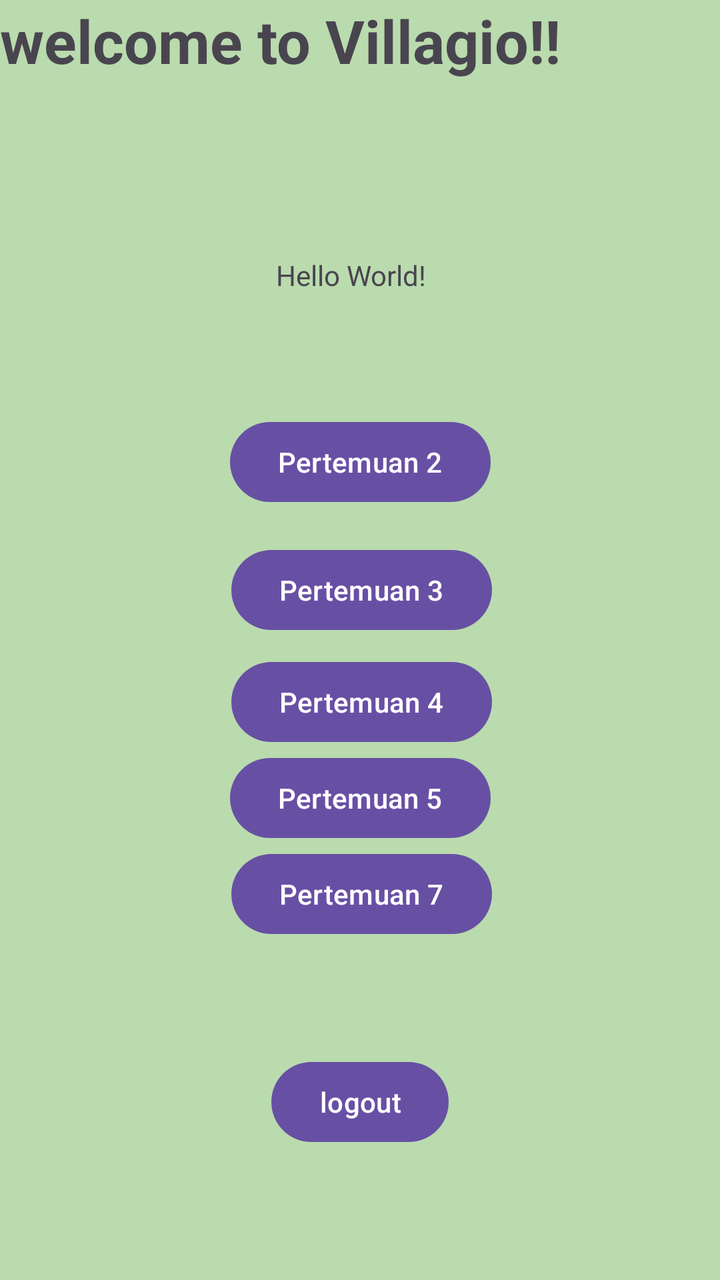
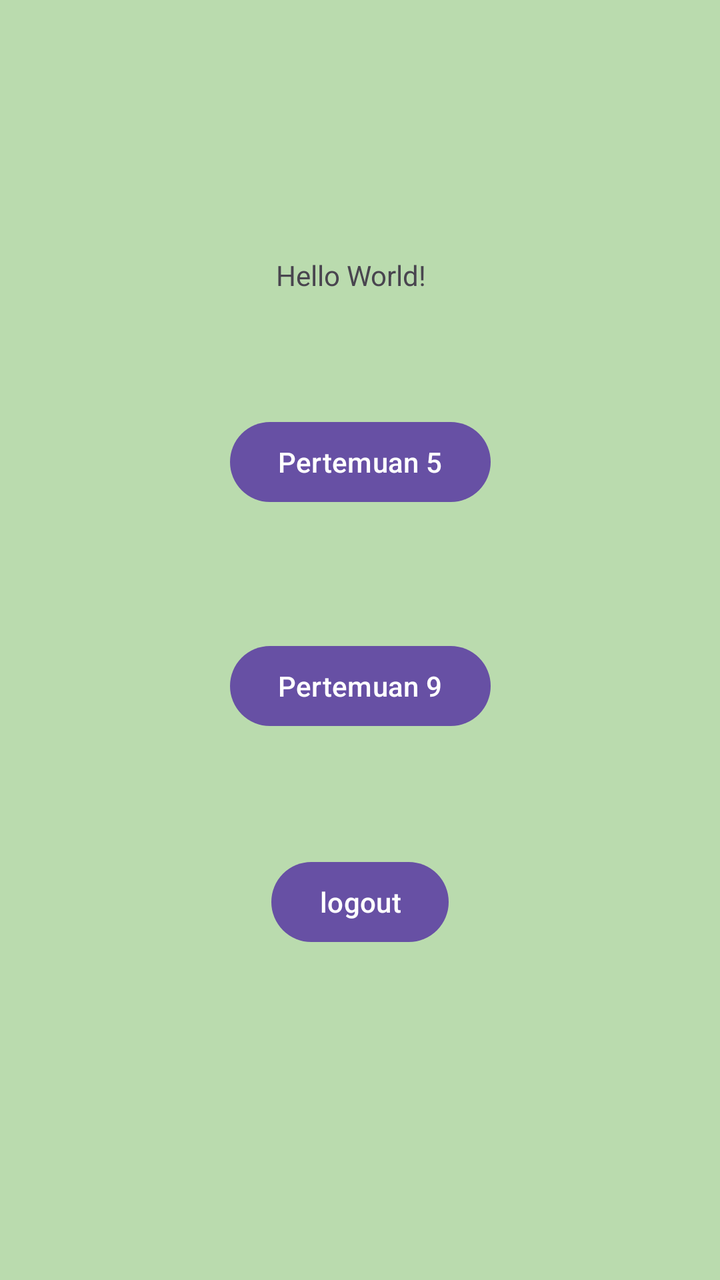

Screens rendered from an Android XML layout before and after an edit, with the pre-edit source and the edit as a unified diff.
<!-- AndroidManifest.xml: application theme Theme.Elincortis -->
<!-- res/layout/fragment_home.xml -->
<?xml version="1.0" encoding="utf-8"?>
<androidx.constraintlayout.widget.ConstraintLayout xmlns:android="http://schemas.android.com/apk/res/android"
    xmlns:app="http://schemas.android.com/apk/res-auto"
    xmlns:tools="http://schemas.android.com/tools"
    android:layout_width="match_parent"
    android:layout_height="match_parent"
    android:background="#BADBAE"
    tools:context=".pertemuan_7.HomeFragment">

    
    <TextView
        android:layout_width="match_parent"
        android:layout_height="match_parent"
        android:textSize="30sp"
        android:textStyle="bold"
        android:text="welcome to Villagio!!" />

    <TextView
        android:id="@+id/textView6"
        android:layout_width="wrap_content"
        android:layout_height="wrap_content"
        android:text="Hello World!"
        app:layout_constraintBottom_toBottomOf="parent"
        app:layout_constraintEnd_toEndOf="parent"
        app:layout_constraintHorizontal_bias="0.485"
        app:layout_constraintStart_toStartOf="parent"
        app:layout_constraintTop_toTopOf="parent"
        app:layout_constraintVertical_bias="0.206" />

    <Button
        android:id="@+id/btn2"
        android:layout_width="wrap_content"
        android:layout_height="wrap_content"
        android:layout_marginTop="60dp"
        android:text="Pertemuan 2"
        app:layout_constraintEnd_toEndOf="parent"
        app:layout_constraintStart_toStartOf="parent"
        app:layout_constraintTop_toBottomOf="@+id/textView6" />

    <Button
        android:id="@+id/btnlogout"
        android:layout_width="wrap_content"
        android:layout_height="wrap_content"
        android:layout_marginTop="272dp"
        android:text="logout"
        app:layout_constraintEnd_toEndOf="parent"
        app:layout_constraintStart_toStartOf="parent"
        app:layout_constraintTop_toBottomOf="@+id/btn2" />

    <Button
        android:id="@+id/btn3"
        android:layout_width="wrap_content"
        android:layout_height="wrap_content"
        android:layout_marginTop="16dp"
        android:text="Pertemuan 3"
        app:layout_constraintEnd_toEndOf="parent"
        app:layout_constraintHorizontal_bias="0.503"
        app:layout_constraintStart_toStartOf="parent"
        app:layout_constraintTop_toBottomOf="@+id/btn2" />

    <Button
        android:id="@+id/btn4"
        android:layout_width="wrap_content"
        android:layout_height="wrap_content"
        android:layout_marginTop="8dp"
        android:text="Pertemuan 4"
        app:layout_constraintEnd_toEndOf="parent"
        app:layout_constraintHorizontal_bias="0.503"
        app:layout_constraintStart_toStartOf="parent"
        app:layout_constraintTop_toBottomOf="@+id/btn3" />

    <Button
        android:id="@+id/btn5"
        app:layout_constraintEnd_toEndOf="parent"
        app:layout_constraintStart_toStartOf="parent"
        app:layout_constraintTop_toBottomOf="@+id/btn4"
        android:layout_width="wrap_content"
        android:layout_height="wrap_content"
        android:text="Pertemuan 5"
        tools:layout_editor_absoluteX="131dp"
        tools:layout_editor_absoluteY="132dp" />

    <Button
        android:id="@+id/btn7"
        android:layout_width="wrap_content"
        android:layout_height="wrap_content"
        android:text="Pertemuan 7"
        app:layout_constraintEnd_toEndOf="parent"
        app:layout_constraintHorizontal_bias="0.503"
        app:layout_constraintStart_toStartOf="parent"
        app:layout_constraintTop_toBottomOf="@+id/btn5"
        tools:layout_editor_absoluteY="206dp" />


</androidx.constraintlayout.widget.ConstraintLayout>
<!-- resources referenced by this layout -->
<resources>
  <style name="Theme.Elincortis" parent="Base.Theme.Elincortis" />
  <style name="Base.Theme.Elincortis" parent="Theme.Material3.DayNight.NoActionBar">
          
          
      </style>
</resources>

<!-- the commit's change to res/layout/fragment_home.xml (unified diff, before → after) -->
@@ -8,12 +8,6 @@
     tools:context=".pertemuan_7.HomeFragment">
 
     
-    <TextView
-        android:layout_width="match_parent"
-        android:layout_height="match_parent"
-        android:textSize="30sp"
-        android:textStyle="bold"
-        android:text="welcome to Villagio!!" />
 
     <TextView
         android:id="@+id/textView6"
@@ -27,69 +21,36 @@
         app:layout_constraintTop_toTopOf="parent"
         app:layout_constraintVertical_bias="0.206" />
 
+
     <Button
-        android:id="@+id/btn2"
+        android:id="@+id/btnlogout"
         android:layout_width="wrap_content"
         android:layout_height="wrap_content"
         android:layout_marginTop="60dp"
-        android:text="Pertemuan 2"
+        android:text="logout"
+        app:layout_constraintEnd_toEndOf="parent"
+        app:layout_constraintStart_toStartOf="parent"
+        app:layout_constraintTop_toBottomOf="@+id/btn9" />
+
+    <Button
+        android:id="@+id/btn5"
+        android:layout_width="wrap_content"
+        android:layout_height="wrap_content"
+        android:layout_marginTop="60dp"
+        android:text="Pertemuan 5"
         app:layout_constraintEnd_toEndOf="parent"
         app:layout_constraintStart_toStartOf="parent"
         app:layout_constraintTop_toBottomOf="@+id/textView6" />
 
     <Button
-        android:id="@+id/btnlogout"
+        android:id="@+id/btn9"
         android:layout_width="wrap_content"
         android:layout_height="wrap_content"
-        android:layout_marginTop="272dp"
-        android:text="logout"
+        android:layout_marginTop="64dp"
+        android:text="Pertemuan 9"
         app:layout_constraintEnd_toEndOf="parent"
         app:layout_constraintStart_toStartOf="parent"
-        app:layout_constraintTop_toBottomOf="@+id/btn2" />
-
-    <Button
-        android:id="@+id/btn3"
-        android:layout_width="wrap_content"
-        android:layout_height="wrap_content"
-        android:layout_marginTop="16dp"
-        android:text="Pertemuan 3"
-        app:layout_constraintEnd_toEndOf="parent"
-        app:layout_constraintHorizontal_bias="0.503"
-        app:layout_constraintStart_toStartOf="parent"
-        app:layout_constraintTop_toBottomOf="@+id/btn2" />
-
-    <Button
-        android:id="@+id/btn4"
-        android:layout_width="wrap_content"
-        android:layout_height="wrap_content"
-        android:layout_marginTop="8dp"
-        android:text="Pertemuan 4"
-        app:layout_constraintEnd_toEndOf="parent"
-        app:layout_constraintHorizontal_bias="0.503"
-        app:layout_constraintStart_toStartOf="parent"
-        app:layout_constraintTop_toBottomOf="@+id/btn3" />
-
-    <Button
-        android:id="@+id/btn5"
-        app:layout_constraintEnd_toEndOf="parent"
-        app:layout_constraintStart_toStartOf="parent"
-        app:layout_constraintTop_toBottomOf="@+id/btn4"
-        android:layout_width="wrap_content"
-        android:layout_height="wrap_content"
-        android:text="Pertemuan 5"
-        tools:layout_editor_absoluteX="131dp"
-        tools:layout_editor_absoluteY="132dp" />
-
-    <Button
-        android:id="@+id/btn7"
-        android:layout_width="wrap_content"
-        android:layout_height="wrap_content"
-        android:text="Pertemuan 7"
-        app:layout_constraintEnd_toEndOf="parent"
-        app:layout_constraintHorizontal_bias="0.503"
-        app:layout_constraintStart_toStartOf="parent"
-        app:layout_constraintTop_toBottomOf="@+id/btn5"
-        tools:layout_editor_absoluteY="206dp" />
+        app:layout_constraintTop_toBottomOf="@+id/btn5" />
 
 
 </androidx.constraintlayout.widget.ConstraintLayout>
